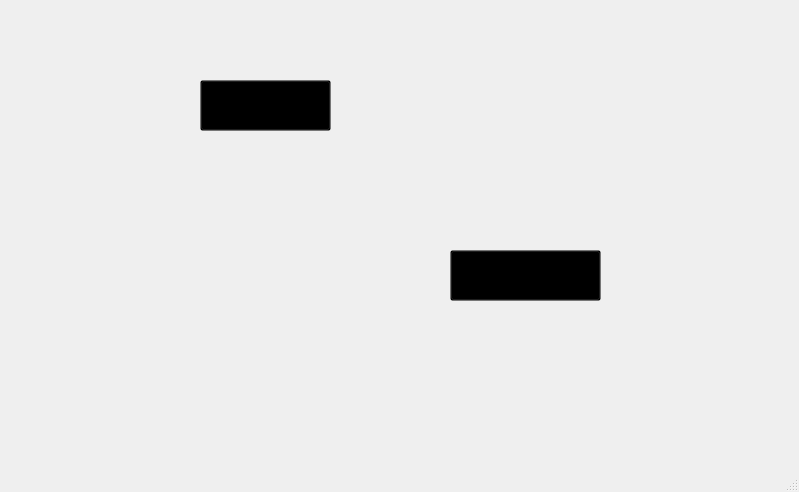
Qt form FeedingFrenzy/homescreencontroller.ui (MATF-RS19/RS008-feeding-frenzy) before a commit.
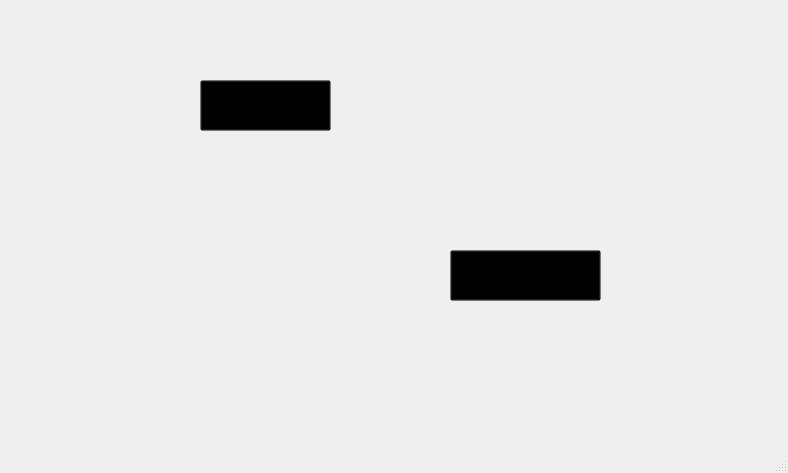
The same form after that commit. Icons and pictures are not drawn.

```diff
--- a/FeedingFrenzy/homescreencontroller.ui
+++ b/FeedingFrenzy/homescreencontroller.ui
@@ -6,8 +6,8 @@
    <rect>
     <x>0</x>
     <y>0</y>
-    <width>799</width>
-    <height>492</height>
+    <width>788</width>
+    <height>473</height>
    </rect>
   </property>
   <property name="windowTitle">
```
Left out of the diff: 75 changed lines with no effect on the pictures.
